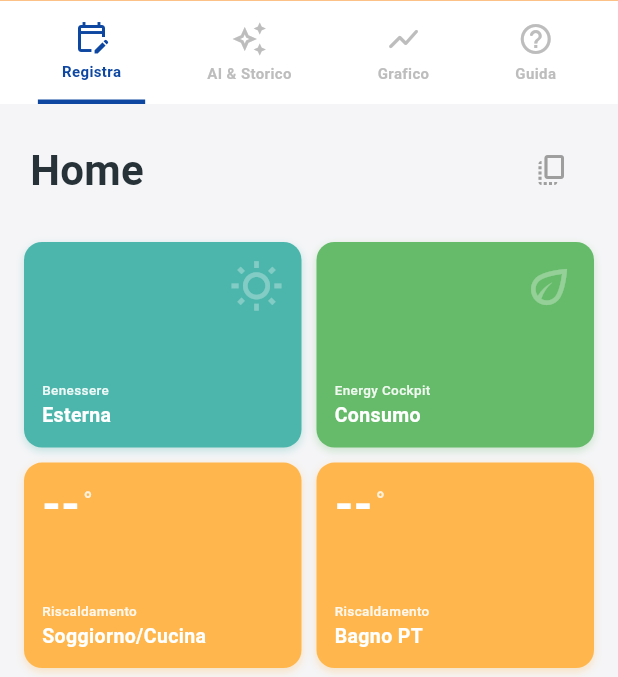
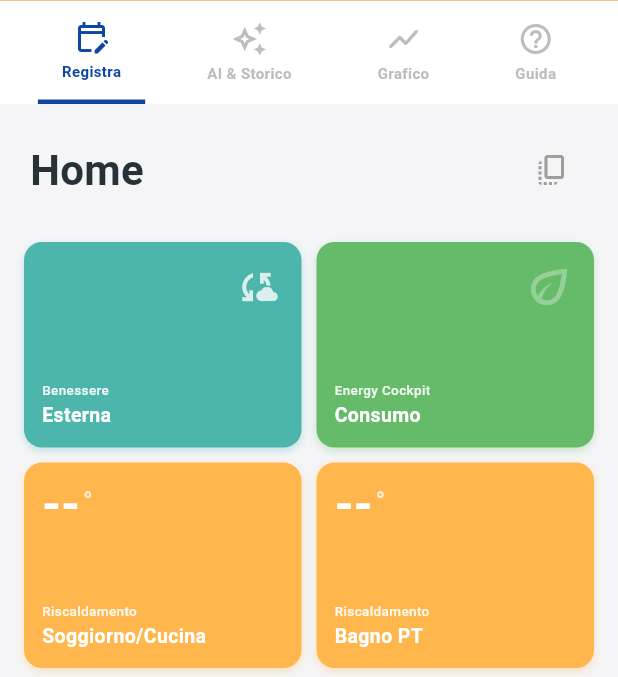
Before and after one commit to giandomeniconigro90-pixel/New-curva_climatica, a Flutter app: the screen it shows after launch, after a tap on "Salva e Inizia", on a phone screen of 412 x 824 dp, the part 70-747 px from its top. Run offline on Flutter 3.47's test engine with Material 3 defaults, Android fonts, the phone set to English and light mode, and no system bars; our stand-ins replace file_picker, fl_chart, flutter_local_notifications, geocoding, geolocator, hive and 6 more; accounts and stored records are empty.

Commit message:
Aggiunta API Meteo

```diff
--- a/lib/features/home/widgets/input_page.dart
+++ b/lib/features/home/widgets/input_page.dart
@@ -2,6 +2,7 @@
 
 import 'package:flutter/material.dart';
 import '../../../../models/daily_record_dto.dart';
+import '../../../../services/weather_service.dart';
 
 // --- INPUT PAGE: TADO STYLE (FINAL) ---
 class InputPage extends StatefulWidget {
@@ -53,6 +54,48 @@ class _InputPageState extends State<InputPage> {
     'Bagno 1P'
   ];
 
+  // -- LOGICA METEO --
+  bool _isLoadingWeather = false;
+  String? _weatherLocation;
+
+  @override
+  void initState() {
+    super.initState();
+    if (!widget.isEditing && widget.externalTempController.text.isEmpty) {
+      _fetchWeather();
+    }
+  }
+
+  Future<void> _fetchWeather() async {
+    setState(() => _isLoadingWeather = true);
+    try {
+      // Usiamo 'final' o 'var' invece del tipo esplicito WeatherData per evitare errori di import
+      final result = await WeatherService.getDailyAvgTemp();
+
+      // Controllo di sicurezza se il risultato è valido
+      if (result != null && mounted) {
+        setState(() {
+          // Accesso dinamico alle proprietà
+          widget.externalTempController.text = (result.temp as double).toStringAsFixed(1);
+          _weatherLocation = result.locationName.toString();
+        });
+        ScaffoldMessenger.of(context).showSnackBar(
+          SnackBar(content: Text('Meteo aggiornato da $_weatherLocation')),
+        );
+      }
+    } catch (e) {
+      debugPrint("Errore meteo: $e");
+      if (mounted) {
+        ScaffoldMessenger.of(context).showSnackBar(
+          const SnackBar(content: Text('Errore recupero meteo')),
+        );
+      }
+    } finally {
+      if (mounted) setState(() => _isLoadingWeather = false);
+    }
+  }
+  // ---------------------------
+
   @override
   Widget build(BuildContext context) {
     List<Widget> gridItems = [];
@@ -60,11 +103,12 @@ class _InputPageState extends State<InputPage> {
     // 1. Esterna
     gridItems.add(_buildTadoTile(
       title: "Esterna",
-      subtitle: "Benessere",
+      subtitle: _weatherLocation ?? "Benessere",
       controller: widget.externalTempController,
-      icon: Icons.wb_sunny_outlined,
+      icon: Icons.cloud_sync,
       color: const Color(0xFF4DB6AC), // Ciano
       isRoom: false,
+      isWeatherTile: true,
       suffix: "°",
     ));
 
@@ -79,7 +123,7 @@ class _InputPageState extends State<InputPage> {
       suffix: "kWh",
     ));
 
-    // 3. Stanze (generate dinamicamente in base all'ordine)
+    // 3. Stanze
     for (var room in orderedRooms) {
       var ctrl = widget.internalTempControllers[room];
       if (ctrl == null) {
@@ -123,7 +167,6 @@ class _InputPageState extends State<InputPage> {
                     "Home",
                     style: TextStyle(fontSize: 28, fontWeight: FontWeight.bold, color: Color(0xFF263238)),
                   ),
-                  // Mostra bottone copia solo se non siamo in modifica
                   if (!widget.isEditing)
                     IconButton(
                       onPressed: widget.onDuplicateFromYesterday,
@@ -170,6 +213,7 @@ class _InputPageState extends State<InputPage> {
     required Color color,
     required bool isRoom,
     required String suffix,
+    bool isWeatherTile = false,
   }) {
     return ListenableBuilder(
       listenable: controller,
@@ -190,6 +234,10 @@ class _InputPageState extends State<InputPage> {
               crossAxisAlignment: CrossAxisAlignment.start,
               mainAxisAlignment: MainAxisAlignment.spaceBetween,
               children: [
+                Row(
+                  mainAxisAlignment: MainAxisAlignment.spaceBetween,
+                  crossAxisAlignment: CrossAxisAlignment.start,
+                  children: [
                     if (isRoom || val != null)
                       Row(
                         crossAxisAlignment: CrossAxisAlignment.start,
@@ -208,9 +256,28 @@ class _InputPageState extends State<InputPage> {
                         ],
                       )
                     else
+                      const SizedBox(),
+
+                    if (isWeatherTile)
+                      Material(
+                        color: Colors.transparent,
+                        child: InkWell(
+                          onTap: _isLoadingWeather ? null : _fetchWeather,
+                          borderRadius: BorderRadius.circular(20),
+                          child: Padding(
+                            padding: const EdgeInsets.all(4.0),
+                            child: _isLoadingWeather
+                                ? const SizedBox(width: 24, height: 24, child: CircularProgressIndicator(color: Colors.white, strokeWidth: 2))
+                                : Icon(Icons.cloud_sync, size: 28, color: Colors.white.withOpacity(0.8)),
+                          ),
+                        ),
+                      )
+                    else if (!isRoom && val == null)
                       Align(
                         alignment: Alignment.topRight,
                         child: Icon(icon ?? Icons.help_outline, size: 36, color: Colors.white.withOpacity(0.3)),
+                      ),
+                  ],
                 ),
                 Column(
                   crossAxisAlignment: CrossAxisAlignment.start,
@@ -291,8 +358,6 @@ class _InputPageState extends State<InputPage> {
 }
 
 // --- PAINTER PER IL CERCHIO GRADO ---
-// Questo painter disegna il cerchietto ° sopra il widget, permettendo un posizionamento
-// libero rispetto alla baseline del testo.
 class DegreePainter extends CustomPainter {
   final Color color;
 
@@ -306,8 +371,6 @@ class DegreePainter extends CustomPainter {
       ..strokeWidth = 2.5;
 
     const double radius = 5.0;
-    // X=6.0 sposta il cerchio a destra
-    // Y=-8.0 lo sposta in alto
     final center = Offset(10 + radius, -9.0);
 
     canvas.drawCircle(center, radius, paint);
@@ -353,7 +416,6 @@ class _RoomControlPageState extends State<RoomControlPage> {
   @override
   void initState() {
     super.initState();
-    // Inizializza con valore esistente o default se vuoto
     _currentValue = double.tryParse(widget.controller.text.replaceAll(',', '.')) ??
         (widget.isConsumption ? 5.0 : (widget.isRoom ? 20.0 : 15.0));
 
@@ -363,17 +425,16 @@ class _RoomControlPageState extends State<RoomControlPage> {
       _currentComfort = 'ok';
     }
 
-    // --- RANGE E COLORI CONFIGURATI ---
     if (widget.isConsumption) {
-      _min = 0; _max = 25; // Range consumo
+      _min = 0; _max = 25;
       _mainColor = const Color(0xFF66BB6A);
       _headerText = "CONSUMO GIORNALIERO";
     } else if (widget.isRoom) {
-      _min = 10; _max = 45; // Range stanze
+      _min = 10; _max = 45;
       _mainColor = const Color(0xFFFFB74D);
       _headerText = "TEMPERATURA INTERNA";
     } else {
-      _min = -10; _max = 40; // Range esterna
+      _min = -10; _max = 40;
       _mainColor = const Color(0xFF4DB6AC);
       _headerText = "TEMPERATURA ESTERNA";
     }
@@ -394,7 +455,6 @@ class _RoomControlPageState extends State<RoomControlPage> {
       body: SafeArea(
         child: Column(
           children: [
-            // Header con pulsanti
             Padding(
               padding: const EdgeInsets.only(left: 20, right: 20, top: 12),
               child: Row(
@@ -415,7 +475,6 @@ class _RoomControlPageState extends State<RoomControlPage> {
 
             const Spacer(flex: 1),
 
-            // Display Valore
             Column(
               children: [
                 Text(_headerText, style: TextStyle(color: Colors.white.withOpacity(0.7), fontSize: 11, letterSpacing: 1, fontWeight: FontWeight.w500)),
@@ -437,7 +496,6 @@ class _RoomControlPageState extends State<RoomControlPage> {
                     ),
 
                     if (widget.isConsumption)
-                    // Layout per Consumo (kWh)
                       Padding(
                         padding: const EdgeInsets.only(top: 25),
                         child: Row(
@@ -457,9 +515,8 @@ class _RoomControlPageState extends State<RoomControlPage> {
                         ),
                       )
                     else
-                    // Layout per Temperature (Gradi °)
                       Transform.translate(
-                        offset: const Offset(-1.0, 0.0), // Avvicina il punto al numero
+                        offset: const Offset(-1.0, 0.0),
                         child: CustomPaint(
                           foregroundPainter: DegreePainter(color: Colors.white),
                           child: Text(
@@ -480,7 +537,6 @@ class _RoomControlPageState extends State<RoomControlPage> {
 
             const Spacer(flex: 1),
 
-            // Slider Verticale Custom
             Center(
               child: Container(
                 width: 220,
@@ -538,7 +594,6 @@ class _RoomControlPageState extends State<RoomControlPage> {
 
             const Spacer(flex: 5),
 
-            // Opzioni Comfort (solo stanze)
             if (widget.isRoom)
               Padding(
                   padding: const EdgeInsets.only(bottom: 24),
```
Lines whose indentation alone changed are shown as unchanged.
